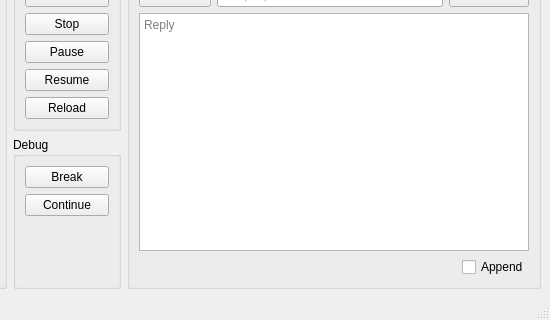
Before: the Qt Designer form mainwindow.ui in black-sliver/EmuNWAccessTest, drawn with Qt 5; both pictures show x 250 to 800 and y 137 to 457 of the 800 by 457 pixel window.
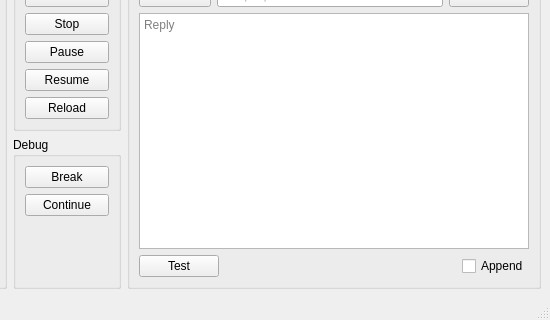
After: the same form once the commit is applied.

Commit message: Move memory read/write test to button

```diff
--- a/mainwindow.ui
+++ b/mainwindow.ui
@@ -301,6 +301,13 @@
          </item>
          <item>
           <layout class="QHBoxLayout" name="horizontalLayout_8">
+           <item>
+            <widget class="QPushButton" name="btnReadWriteTest">
+             <property name="text">
+              <string>Test</string>
+             </property>
+            </widget>
+           </item>
            <item>
             <spacer name="horizontalSpacer_2">
              <property name="orientation">
```
The commit also changes 2 other files.
